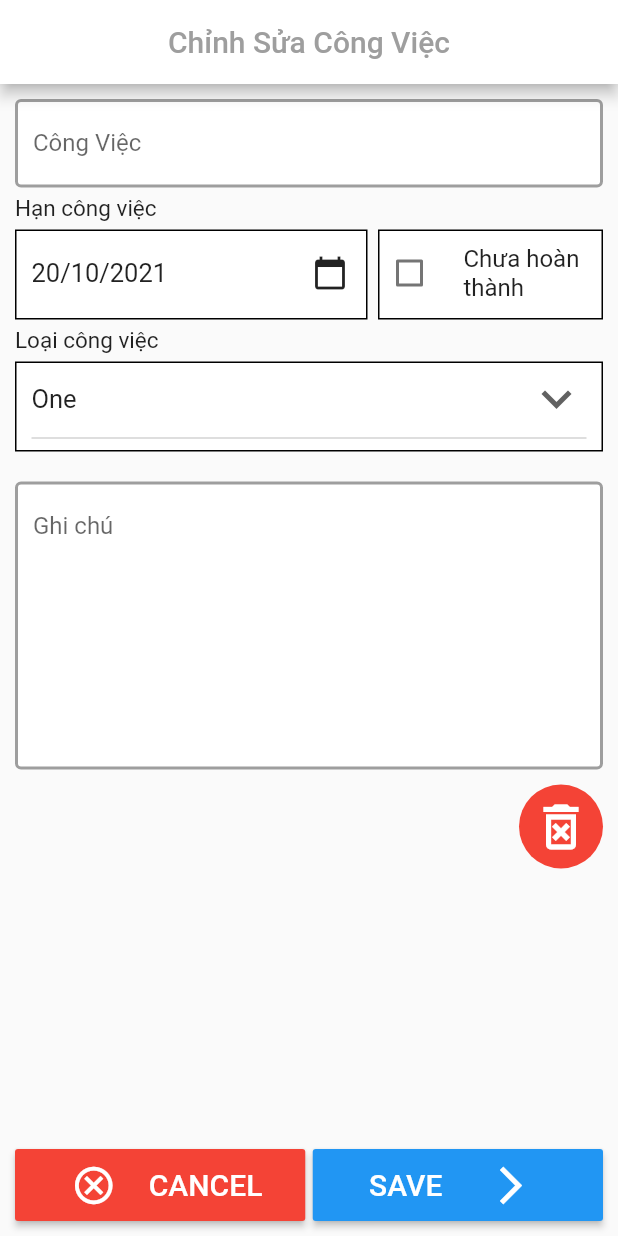
After one commit to linhle8964/Capston-Project, a Flutter app: the EditTaskPage screen opened directly, on a phone screen of 412 x 824 dp. The commit adds this screen. Run offline on Flutter 3.47's test engine with Material 2 defaults, Android fonts, the phone set to English and light mode, and no system bars; our stand-ins replace bloc, cloud_firestore, equatable, firebase_auth, firebase_core, flutter_bloc and 4 more; accounts and stored records are empty.

Commit message:
nangld_edit_task_screen

```diff
--- a/wedding_app/lib/screens/checklist/edit_task.dart
+++ /dev/null
@@ -1,29 +0,0 @@
-import 'package:flutter/material.dart';
-
-class EditTask extends StatefulWidget {
-  @override
-  _EditTaskState createState() => _EditTaskState();
-}
-
-class _EditTaskState extends State<EditTask> {
-  @override
-  Widget build(BuildContext context) {
-    return Scaffold(
-      appBar: AppBar(
-        centerTitle: true,
-        backgroundColor: Colors.white,
-        title: Text(
-          "Chỉnh Sửa Công Việc",
-          style: TextStyle(color: Colors.grey),
-        ),
-      ),
-      body: Column(
-        children: [
-          Row(
-
-          ),
-        ],
-      ),
-    );
-  }
-}
--- /dev/null
+++ b/wedding_app/lib/screens/edit_task/dropdown.dart
@@ -0,0 +1,41 @@
+import 'package:flutter/material.dart';
+
+class DropDown extends StatefulWidget {
+  DropDown({Key key}) : super(key: key);
+
+  @override
+  _DropDownState createState() => _DropDownState();
+}
+
+/// This is the private State class that goes with MyStatefulWidget.
+class _DropDownState extends State<DropDown> {
+  String dropdownValue = 'One';
+
+  @override
+  Widget build(BuildContext context) {
+    return DropdownButton<String>(
+      isExpanded: true,
+      value: dropdownValue,
+      icon: Icon(Icons.keyboard_arrow_down_outlined),
+      iconSize: 40,
+      elevation: 16,
+      onChanged: (String newValue) {
+        setState(() {
+          dropdownValue = newValue;
+        });
+      },
+      items: <String>['One', 'Two', 'Free', 'Four']
+          .map<DropdownMenuItem<String>>((String value) {
+        return DropdownMenuItem<String>(
+          value: value,
+          child: Text(
+            value,
+            style: TextStyle(
+              fontSize: 17,
+            ),
+          ),
+        );
+      }).toList(),
+    );
+  }
+}
--- /dev/null
+++ b/wedding_app/lib/screens/edit_task/edit_task.dart
@@ -0,0 +1,233 @@
+import 'package:flutter/material.dart';
+import 'package:wedding_app/screens/edit_task/dropdown.dart';
+
+import 'package:wedding_app/utils/border.dart';
+import 'package:intl/intl.dart';
+
+class EditTaskPage extends StatefulWidget {
+  @override
+  _EditTaskPageState createState() => _EditTaskPageState();
+}
+
+class _EditTaskPageState extends State<EditTaskPage> {
+  final _formKey = GlobalKey<FormState>();
+  String _task = null, _dueDate = null, _note=null;
+  bool _checkboxListTile = false;
+  String _selectedDate= '20/10/2021';
+
+  Future<void> _selectDate(BuildContext context) async {
+    final DateTime d = await showDatePicker(
+      context: context,
+      initialDate: DateTime.now(),
+      firstDate: DateTime.now(),
+      lastDate: DateTime(DateTime.now().year+3),
+    );
+    if (d != null)
+      setState(() {
+        _selectedDate = new DateFormat('dd-MM-yyyy').format(d);
+      });
+  }
+  @override
+  Widget build(BuildContext context) {
+    return Scaffold(
+      appBar: AppBar(
+        centerTitle: true,
+        backgroundColor: Colors.white,
+        title: Text(
+          "Chỉnh Sửa Công Việc",
+          style: TextStyle(color: Colors.grey),
+        ),
+      ),
+      body: Container(
+        margin: EdgeInsets.all(10.0),
+        child: Form(
+            key: _formKey,
+            child: Column(
+                crossAxisAlignment: CrossAxisAlignment.start,
+                children: <Widget>[
+                  TextFormField(
+                    decoration: InputDecoration(
+                      labelText: "Công Việc",
+                      focusedBorder: focusedBorder,
+                      enabledBorder: enabledBorder,
+                      fillColor: Colors.white,
+                      filled: true,
+                    ),
+                    validator: (input) =>
+                        input == null ? 'Hãy điền công việc của bạn' : null,
+                    onSaved: (input) => _task = input,
+                  ),
+                  SizedBox(height: 5,),
+                  Text(
+                    'Hạn công việc',
+                    style: new TextStyle(
+                      fontSize: 15.0,
+                    ),
+                  ),
+                  SizedBox(height: 5,),
+                  Row(
+                    children: [
+                      Expanded(
+                        child: Container(
+                          padding: EdgeInsets.only(left: 10.0, top: 4.0),
+                          height: 60,
+                          decoration: BoxDecoration(
+                            color: Colors.white,
+                            border: Border.all(),
+                          ),
+                          child: Column(
+                            crossAxisAlignment: CrossAxisAlignment.start,
+                            children: [
+                              Row(
+                                children: [
+                                  Expanded(
+                                    child: Text(
+                                      _selectedDate,
+                                      style: new TextStyle(
+                                        fontSize: 17.0,
+                                      ),
+                                    ),
+                                  ),
+                                  IconButton(
+                                    icon: Icon(Icons.calendar_today),
+                                    tooltip: 'Tap to open date picker',
+                                    onPressed: () {
+                                      _selectDate(context);
+                                    },
+                                  ),
+                                ],
+                              )
+                            ],
+                          ),
+                        ),
+                      ),
+                      SizedBox(width: 7.0,),
+                      SizedBox(
+                        height: 60,
+                        width: 150,
+                        child: Container(
+                          decoration: BoxDecoration(
+                            color: Colors.white,
+                            border: Border.all(),
+                          ),
+                          child: CheckboxListTile(
+                            contentPadding: EdgeInsets.all(0),
+                            activeColor: Colors.blue,
+                            controlAffinity: ListTileControlAffinity.leading,
+                            title: Text('Chưa hoàn thành'),
+                            value: _checkboxListTile,
+                            onChanged: (value) {
+                              setState(() {
+                                _checkboxListTile = !_checkboxListTile;
+                              });
+                            },
+                          ),
+                        ),
+                      ),
+                    ],
+                  ),
+                  SizedBox(height: 5,),
+                  Text(
+                    'Loại công việc',
+                    style: TextStyle(
+                      fontSize: 15,
+                    ),
+                  ),
+                  SizedBox(height: 5,),
+                  Container(
+                    height: 60,
+                    padding: EdgeInsets.only(left: 10.0, right: 10.0),
+                    decoration: BoxDecoration(
+                      border: Border.all(),
+                      color: Colors.white,
+                    ),
+                      child: DropDown(),
+                  ),
+                  SizedBox(height: 20,),
+                  TextFormField(
+                    maxLines: 8,
+                    decoration: InputDecoration(
+                      labelText: "Ghi chú",
+                      focusedBorder: focusedBorder,
+                      enabledBorder: enabledBorder,
+                      fillColor: Colors.white,
+                      filled: true,
+                      alignLabelWithHint: true,
+                    ),
+                    onSaved: (input) => _note = input,
+                  ),
+                  SizedBox(height: 10,),
+                  Expanded(
+                    child: Row(
+                      mainAxisAlignment: MainAxisAlignment.end,
+                      crossAxisAlignment: CrossAxisAlignment.start,
+                      children: [
+                        Ink(
+                          decoration: const ShapeDecoration(
+                            color: Colors.red,
+                            shape: CircleBorder(),
+                          ),
+                          child: IconButton(
+                            icon: Icon(Icons.delete_forever_outlined),
+                            color: Colors.white,
+                            iconSize: 40,
+                            onPressed: () {},
+                          ),
+                        ),
+                      ],
+                    ),
+                  ),
+                  Row(
+                    //mainAxisAlignment: MainAxisAlignment.spaceEvenly,
+                    children: [
+                      Expanded(
+                        child: RaisedButton(
+                          color: Colors.red,
+                          child: Row(
+                            mainAxisAlignment: MainAxisAlignment.spaceEvenly,
+                            children: [
+                              IconButton(
+                                icon: Icon(Icons.cancel_outlined),
+                                color: Colors.white,
+                                iconSize: 30,
+                                onPressed: () {},
+                              ),
+                              Text(
+                                'CANCEL',
+                                 style: TextStyle(fontSize: 20, color: Colors.white),
+                              ),
+                            ],
+                          ),
+                          onPressed: () {},
+                        ),
+                      ),
+                      SizedBox(width: 5.0,),
+                      Expanded(
+                        child: RaisedButton(
+                          color: Colors.blue,
+                          child: Row(
+                            mainAxisAlignment: MainAxisAlignment.spaceEvenly,
+                            children: [
+                              Text(
+                                'SAVE',
+                                style: TextStyle(fontSize: 20, color: Colors.white),
+                              ),
+                              IconButton(
+                                icon: Icon(Icons.arrow_forward_ios_outlined),
+                                color: Colors.white,
+                                iconSize: 30,
+                                onPressed: () {},
+                              ),
+                            ],
+                          ),
+                          onPressed: () {},
+                        ),
+                      ),
+                    ],
+                  )
+
+                ])),
+      ),
+    );
+  }
+}
--- a/wedding_app/lib/screens/navigator/navigator.dart
+++ b/wedding_app/lib/screens/navigator/navigator.dart
@@ -1,11 +1,9 @@
 import 'package:flutter/material.dart';
 import 'package:wedding_app/demo_page.dart';
-import 'package:wedding_app/screens/checklist/checklist_page.dart';
-import 'package:wedding_app/screens/checklist/edit_task.dart';
-import 'package:wedding_app/screens/create_wedding/create_wedding_page.dart';
+import 'package:wedding_app/screens/edit_task/edit_task.dart';
 import 'package:wedding_app/screens/personal_info/personal_info.dart';
 import 'package:wedding_app/screens/setting/setting.dart';
-import 'package:wedding_app/screens/wedding_date/wedding_date.dart';
+
 
 class NavigatorPage extends StatefulWidget {
   @override
@@ -18,7 +16,7 @@ class _NavigatorPageState extends State<NavigatorPage> {
     DemoPage(),
     SettingPage(),
     PersonalInfoPage(),
-    CreateWeddingPage(),
+    EditTaskPage(),
   ];
   void onTabTapped(int index) {
     setState(() {
--- /dev/null
+++ b/wedding_app/lib/utils/border.dart
@@ -0,0 +1,13 @@
+import 'package:flutter/material.dart';
+
+final enabledBorder = OutlineInputBorder(
+  borderSide: BorderSide(
+    color: Colors.grey,
+    width: 2.0,
+  ),
+);
+final focusedBorder =  OutlineInputBorder(
+  borderSide: BorderSide(
+    color: Colors.blue,
+  ),
+);
```
